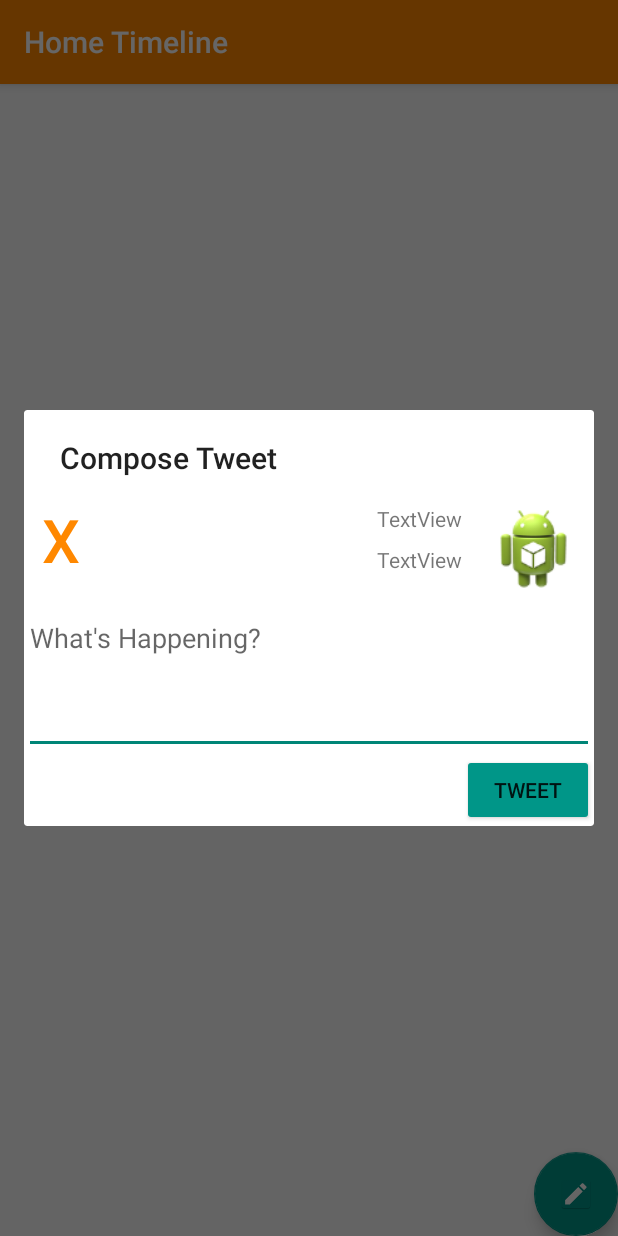
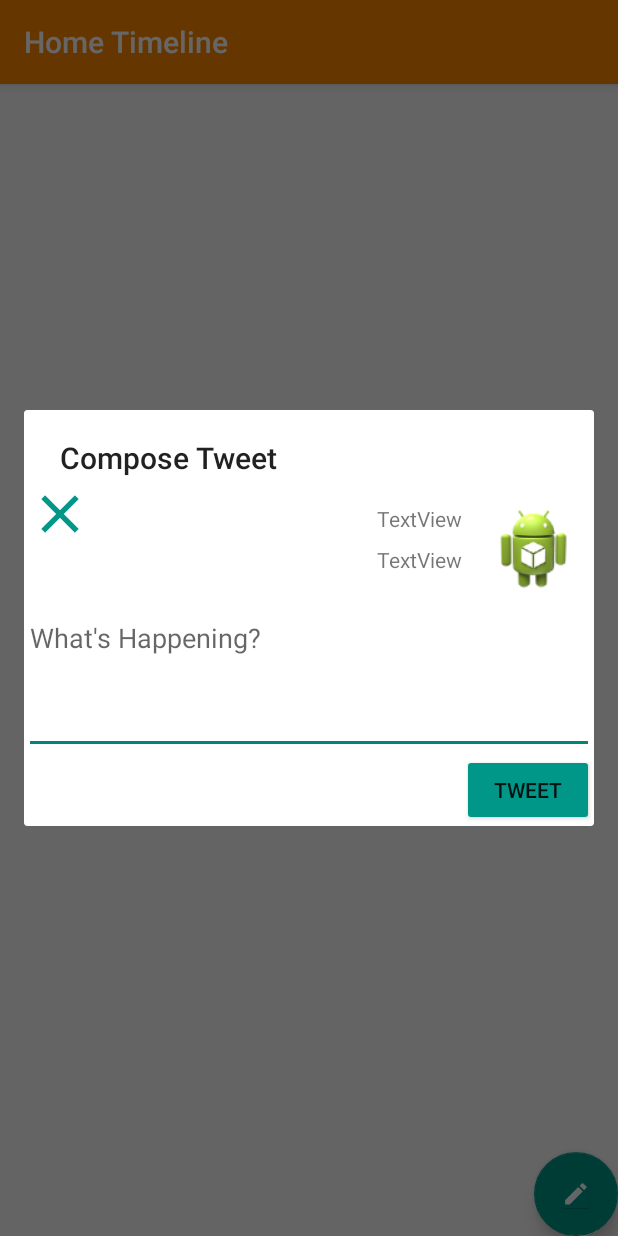
Before and after one commit to oec08/IbisApp, an Android app: the TimelineActivity screen opened directly, with no data from a screen before it, after a tap on an icon or button, on a phone screen of 412 x 824 dp. Run offline under Robolectric (Android 15) with nearby library versions, the phone set to English and light mode, and no system bars; our stand-ins replace ButterKnife, Picasso; libraries missing offline, so code that uses them is left out: com.loopj.android, com.raizlabs.android, cz.msebera.android, org.parceler; pictures from the network do not load; 3 statements that could not run were skipped.

Commit message:
bug fixes for compose dialog fragment

```diff
--- a/app/src/main/java/com/codepath/apps/ibisapp/activities/TimelineActivity.java
+++ b/app/src/main/java/com/codepath/apps/ibisapp/activities/TimelineActivity.java
@@ -27,39 +27,33 @@ import org.json.JSONObject;
 import org.parceler.Parcels;
 
 import java.util.ArrayList;
-import java.util.Collections;
-
+import butterknife.BindView;
+import butterknife.ButterKnife;
 import cz.msebera.android.httpclient.Header;
 
 public class TimelineActivity extends AppCompatActivity {
     public TwitterClient client;
     private TweetsArrayAdapter aTweets;
     private ArrayList<Tweet> tweets;
-    private ListView lvTweets;
-    private FloatingActionButton btnComposeTweet;
-    private SwipeRefreshLayout swipeContainer;
+    @BindView(R.id.lvTweets) ListView lvTweets;
+    @BindView(R.id.fabComposeTweet) FloatingActionButton btnComposeTweet;
+    @BindView(R.id.swipeContainer) SwipeRefreshLayout swipeContainer;
     private static final int REQUEST_CODE = 10;
     @Override
     protected void onCreate(Bundle savedInstanceState) {
         super.onCreate(savedInstanceState);
         setContentView(R.layout.activity_timeline);
-        lvTweets = (ListView)findViewById(R.id.lvTweets);
-        btnComposeTweet = (FloatingActionButton)findViewById(R.id.fabComposeTweet);
+        ButterKnife.bind(this);
         // Create the arraylist from data source
         tweets = new ArrayList<>();
         aTweets = new TweetsArrayAdapter(this, tweets);
-
         lvTweets.setAdapter(aTweets);
         client = TwitterAppApplication.getRestClient(); // Singleton client
         populateTimeline(1, false);
-        swipeContainer = (SwipeRefreshLayout) findViewById(R.id.swipeContainer);
         // Setup refresh listener which triggers new data loading
         swipeContainer.setOnRefreshListener(new SwipeRefreshLayout.OnRefreshListener() {
             @Override
             public void onRefresh() {
-                // Your code to refresh the list here.
-                // Make sure you call swipeContainer.setRefreshing(false)
-                // once the network request has completed successfully.
                 Log.d("DEBUG", tweets.toString());
                 if(tweets.size() > 0) {
                     populateTimeline(tweets.get(0).getUid(), true);
@@ -126,10 +120,6 @@ public class TimelineActivity extends AppCompatActivity {
             @Override
             public void onSuccess(int statusCode, Header[] headers, JSONArray response) {
                 Log.d("DEBUG", response.toString());
-                // JSON HERE
-                // DESERIALIZE JSON
-                // CREATE MODELS
-                // LOAD MODEL DATA INTO LISTVIEW
                 if(!aTweets.isEmpty() && isSwipeToRefresh) {
                     for(int i = 0; i < response.length(); i++) {
                         try {
--- a/app/src/main/java/com/codepath/apps/ibisapp/fragments/ComposeTweetDialog.java
+++ b/app/src/main/java/com/codepath/apps/ibisapp/fragments/ComposeTweetDialog.java
@@ -19,6 +19,7 @@ import android.view.WindowManager;
 import android.view.inputmethod.EditorInfo;
 import android.widget.Button;
 import android.widget.EditText;
+import android.widget.ImageButton;
 import android.widget.ImageView;
 import android.widget.TextView;
 
@@ -49,7 +50,7 @@ public class ComposeTweetDialog extends AppCompatDialogFragment implements TextV
     private TextView tvTweetLength;
     private Button btnTweet;
     private TwitterClient client;
-    private Button btnCloseDialog;
+    private ImageButton btnCloseDialog;
 
     public ComposeTweetDialog() {
         // Empty constructor required for DialogFragment
@@ -68,7 +69,7 @@ public class ComposeTweetDialog extends AppCompatDialogFragment implements TextV
         tvName = (TextView)view.findViewById(R.id.tvName);
         tvUsername = (TextView)view.findViewById(R.id.tvUsername);
         ivProfileImage = (ImageView) view.findViewById(R.id.ivProfileImage);
-        btnCloseDialog = (Button)view.findViewById(R.id.btnCloseDialog);
+        btnCloseDialog = (ImageButton)view.findViewById(R.id.btnCloseDialog);
         // Show soft keyboard automatically
         mEditText.requestFocus();
         getDialog().getWindow().setSoftInputMode(
@@ -111,9 +112,11 @@ public class ComposeTweetDialog extends AppCompatDialogFragment implements TextV
                 tvTweetLength.setText(length);
                 int charactersLeft = 140 - s.toString().length();
                 if(charactersLeft < 0) {
+                    btnTweet.setEnabled(false);
                     tvTweetLength.setTextColor(Color.RED);
                 }
                 else {
+                    btnTweet.setEnabled(true);
                     tvTweetLength.setTextColor(Color.BLACK);
                 }
             }
--- a/app/src/main/res/layout/fragment_compose_tweet.xml
+++ b/app/src/main/res/layout/fragment_compose_tweet.xml
@@ -4,6 +4,17 @@
     android:layout_width="match_parent"
     android:layout_height="match_parent"
     xmlns:tools="http://schemas.android.com/tools">
+
+    <ImageButton
+        android:id="@+id/btnCloseDialog"
+        android:layout_width="wrap_content"
+        android:layout_height="wrap_content"
+        android:layout_alignParentLeft="true"
+        android:layout_alignParentStart="true"
+        android:layout_alignParentTop="true"
+        android:src="@mipmap/ic_action_clear"
+        android:background="@android:color/transparent"
+        tools:text="Cancel Button"/>
 
     <Button
         android:text="@string/btnTweet"
@@ -69,16 +80,6 @@
         android:layout_alignLeft="@+id/tvUsername"
         android:layout_alignStart="@+id/tvUsername" />
 
-    <Button
-        android:text="@string/btnX"
-        android:layout_width="50dp"
-        android:layout_height="50dp"
-        android:textColor="@color/colorPrimary"
-        android:background="@android:color/transparent"
-        android:id="@+id/btnCloseDialog"
-        android:textSize="40sp"
-        android:layout_alignBottom="@+id/tvUsername"
-        android:layout_alignParentLeft="true"
-        android:layout_alignParentStart="true" />
+
 
 </RelativeLayout>
```
Also changed, not shown: app/src/main/res/layout/activity_tweet_detail_view.xml (+27 -0 lines), app/src/main/ic_action_clear-web.png (added), app/src/main/res/drawable-xhdpi/favorites_icon.png (added), app/src/main/res/drawable-xhdpi/reply_icon.png (added), app/src/main/res/drawable-xhdpi/retweet_icon.png (added), app/src/main/res/mipmap-hdpi/ic_action_clear.png (added), app/src/main/res/mipmap-mdpi/ic_action_clear.png (added), app/src/main/res/mipmap-xhdpi/ic_action_clear.png (added), app/src/main/res/mipmap-xxhdpi/ic_action_clear.png (added), app/src/main/res/mipmap-xxxhdpi/ic_action_clear.png (added).
